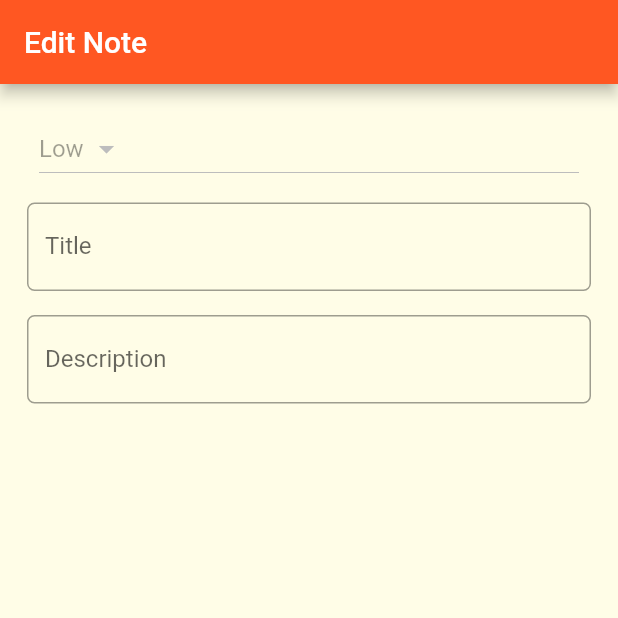
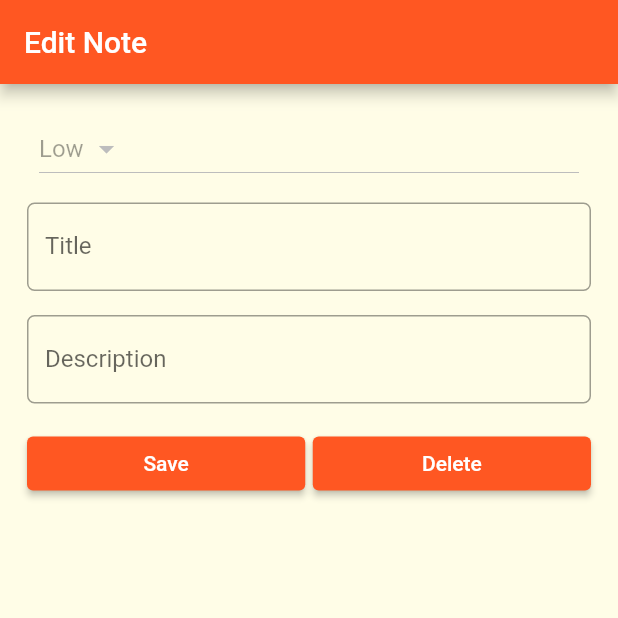
Before and after one commit to kamalnorizan/EasyNotes, a Flutter app: the screen it shows after launch, on a phone screen of 412 x 824 dp, the top half of it. Run offline on Flutter 3.47's test engine with Material 2 defaults, Android fonts, the phone set to English and light mode, and no system bars.

Commit message:
notedetails form

```diff
--- a/lib/screens/note_details.dart
+++ b/lib/screens/note_details.dart
@@ -68,6 +68,32 @@ class _NoteDetailsState extends State<NoteDetails> {
                 ),
               ),
             ),
+            Padding(
+              padding: const EdgeInsets.all(8.0),
+              child: Row(
+                children: [
+                  Expanded(
+                    child: ElevatedButton(
+                      onPressed: () {
+                        print('saved!');
+                      },
+                      child: Text('Save'),
+                    ),
+                  ),
+                  Container(
+                    width: 5.0,
+                  ),
+                  Expanded(
+                    child: ElevatedButton(
+                      onPressed: () {
+                        print('Delete!');
+                      },
+                      child: Text('Delete'),
+                    ),
+                  ),
+                ],
+              ),
+            )
           ],
         ),
       ),
```
